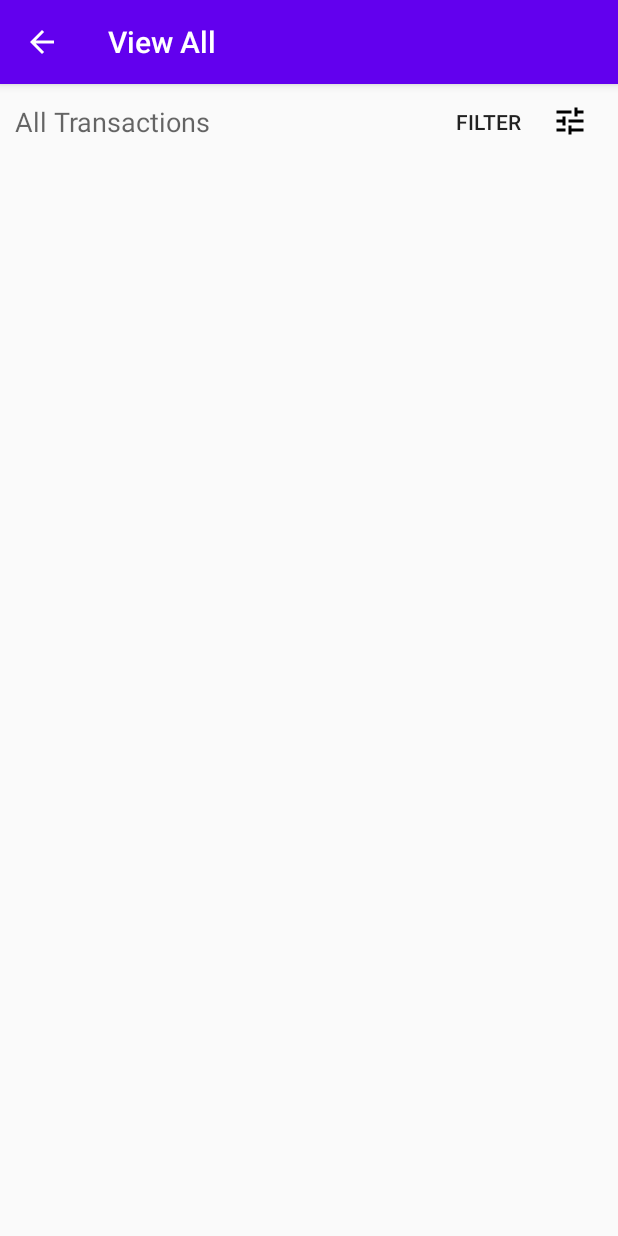
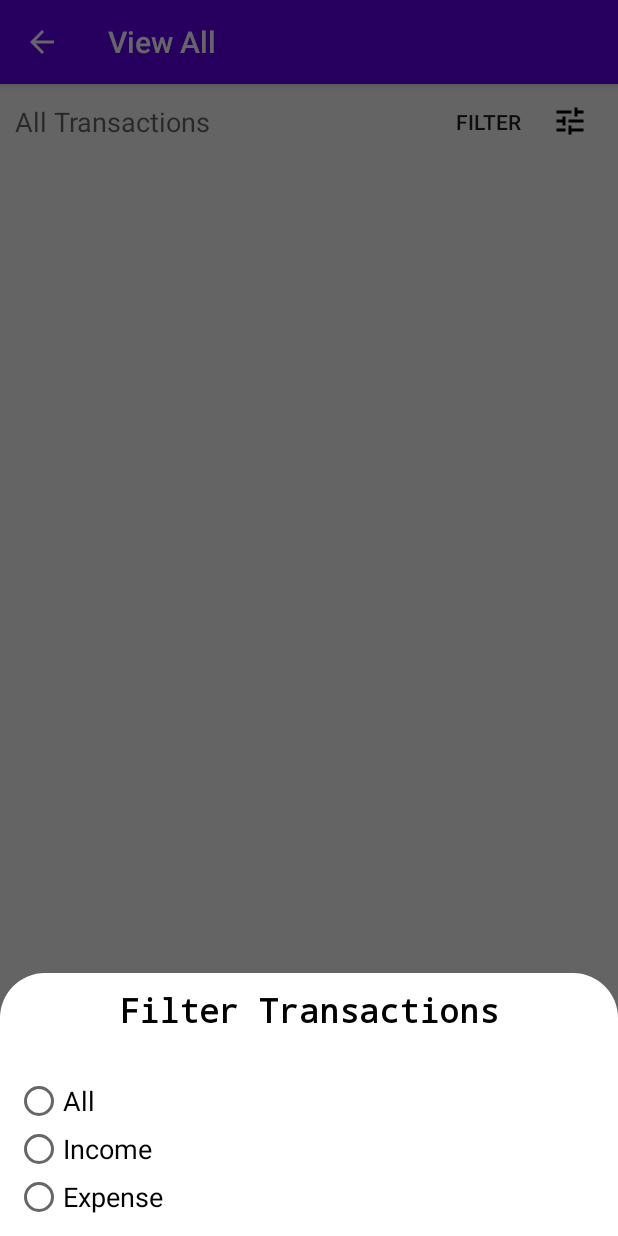
Before and after one commit to Suthar-Naresh/Android-Project, an Android app: the ViewAllActivity screen opened directly, with no data from a screen before it, after a tap on "FILTER", on a phone screen of 412 x 824 dp. Run offline under Robolectric (Android 15) with nearby library versions, the phone set to English and light mode, and no system bars.

Commit message:
Done bottomsheet with animation

```diff
--- a/app/src/main/java/com/mad/expensetracker/ViewAllActivity.java
+++ b/app/src/main/java/com/mad/expensetracker/ViewAllActivity.java
@@ -1,10 +1,16 @@
 package com.mad.expensetracker;
 
+import android.app.Dialog;
+import android.graphics.Color;
+import android.graphics.drawable.ColorDrawable;
 import android.support.annotation.NonNull;
 import android.support.v7.app.AppCompatActivity;
 import android.os.Bundle;
+import android.view.Gravity;
 import android.view.MenuItem;
 import android.view.View;
+import android.view.ViewGroup;
+import android.view.Window;
 import android.widget.Button;
 import android.widget.ImageButton;
 import android.widget.Toast;
@@ -25,8 +31,23 @@ public class ViewAllActivity extends AppCompatActivity {
         imageButton.setOnClickListener(new View.OnClickListener() {
             @Override
             public void onClick(View v) {
+                showBottomSheet();
                 Toast.makeText(getApplicationContext(),"Click",Toast.LENGTH_LONG).show();
             }
         });
     }
+
+    private void showBottomSheet(){
+        final Dialog sheet = new Dialog(this);
+        sheet.requestWindowFeature(Window.FEATURE_NO_TITLE);
+        sheet.setContentView(R.layout.bottom_modal_sheet);
+
+//        Set on click on every element of sheet in order to make them interactive!
+
+        sheet.show();
+        sheet.getWindow().setLayout(ViewGroup.LayoutParams.MATCH_PARENT, ViewGroup.LayoutParams.WRAP_CONTENT);
+        sheet.getWindow().setBackgroundDrawable(new ColorDrawable(Color.TRANSPARENT));
+        sheet.getWindow().getAttributes().windowAnimations = R.style.BottomModalSheetAnimation;
+        sheet.getWindow().setGravity(Gravity.BOTTOM);
+    }
 }
--- /dev/null
+++ b/app/src/main/res/anim/slide_in_bottom.xml
@@ -0,0 +1,6 @@
+<?xml version="1.0" encoding="utf-8"?>
+<set xmlns:android="http://schemas.android.com/apk/res/android">
+    <translate android:duration="@android:integer/config_mediumAnimTime"
+        android:fromYDelta="100%p"
+        android:toYDelta="0" />
+</set>
--- /dev/null
+++ b/app/src/main/res/anim/slide_out_bottom.xml
@@ -0,0 +1,6 @@
+<?xml version="1.0" encoding="utf-8"?>
+<set xmlns:android="http://schemas.android.com/apk/res/android">
+    <translate android:duration="@android:integer/config_mediumAnimTime"
+        android:fromYDelta="0"
+        android:toYDelta="100%p" />
+</set>
--- /dev/null
+++ b/app/src/main/res/drawable/sheet_bg.xml
@@ -0,0 +1,6 @@
+<?xml version="1.0" encoding="utf-8"?>
+<shape xmlns:android="http://schemas.android.com/apk/res/android">
+    <solid android:color="@color/white"/>
+    <corners android:topLeftRadius="30dp" android:topRightRadius="30dp"/>
+    <padding android:top="10dp" android:bottom="10dp" android:left="10dp" android:right="10dp"/>
+</shape>
--- /dev/null
+++ b/app/src/main/res/layout/bottom_modal_sheet.xml
@@ -0,0 +1,45 @@
+<?xml version="1.0" encoding="utf-8"?>
+<LinearLayout xmlns:android="http://schemas.android.com/apk/res/android"
+    android:layout_width="match_parent"
+    android:layout_height="match_parent"
+    android:background="@drawable/sheet_bg"
+    android:orientation="vertical">
+
+    <TextView
+        android:id="@+id/textView"
+        android:layout_width="match_parent"
+        android:layout_height="wrap_content"
+        android:fontFamily="monospace"
+        android:gravity="center"
+        android:text="Filter Transactions"
+        android:textAppearance="@style/TextAppearance.AppCompat.Large"
+        android:textColor="#000000"
+        android:textStyle="bold" />
+
+    <RadioGroup
+        android:layout_width="match_parent"
+        android:layout_height="match_parent"
+        android:layout_marginTop="30dp">
+
+        <RadioButton
+            android:id="@+id/radioButton"
+            android:layout_width="match_parent"
+            android:layout_height="wrap_content"
+            android:text="All"
+            android:textAppearance="@style/TextAppearance.AppCompat.Medium" />
+
+        <RadioButton
+            android:id="@+id/radioButton2"
+            android:layout_width="match_parent"
+            android:layout_height="wrap_content"
+            android:text="Income"
+            android:textAppearance="@style/TextAppearance.AppCompat.Medium" />
+
+        <RadioButton
+            android:id="@+id/radioButton3"
+            android:layout_width="match_parent"
+            android:layout_height="wrap_content"
+            android:text="Expense"
+            android:textAppearance="@style/TextAppearance.AppCompat.Medium" />
+    </RadioGroup>
+</LinearLayout>
--- a/app/src/main/res/layout/fragment_add_expense.xml
+++ b/app/src/main/res/layout/fragment_add_expense.xml
@@ -122,6 +122,7 @@
 
         <RadioGroup
             android:id="@+id/radioGroup"
+            android:orientation="horizontal"
             android:layout_width="wrap_content"
             android:layout_height="wrap_content"
             android:layout_marginTop="40dp"
@@ -129,11 +130,6 @@
             android:layout_marginRight="50dp"
             app:layout_constraintEnd_toEndOf="parent"
             app:layout_constraintTop_toBottomOf="@+id/expenseDate">
-
-            <LinearLayout
-                android:layout_width="210dp"
-                android:layout_height="match_parent"
-                android:orientation="horizontal">
 
                 <RadioButton
                     android:id="@+id/radioIncome"
@@ -151,7 +147,6 @@
                     android:text="Expense"
                     android:checked="true"
                     android:textAppearance="@style/TextAppearance.AppCompat.Medium" />
-            </LinearLayout>
         </RadioGroup>
 
         <TextView
--- a/app/src/main/res/values/themes.xml
+++ b/app/src/main/res/values/themes.xml
@@ -12,4 +12,9 @@
         <item name="windowActionBar">true</item>
         <item name="windowNoTitle">true</item>
     </style>
+
+    <style name="BottomModalSheetAnimation">
+        <item name="android:windowEnterAnimation">@anim/slide_in_bottom</item>
+        <item name="android:windowExitAnimation">@anim/slide_out_bottom</item>
+    </style>
 </resources>
```
